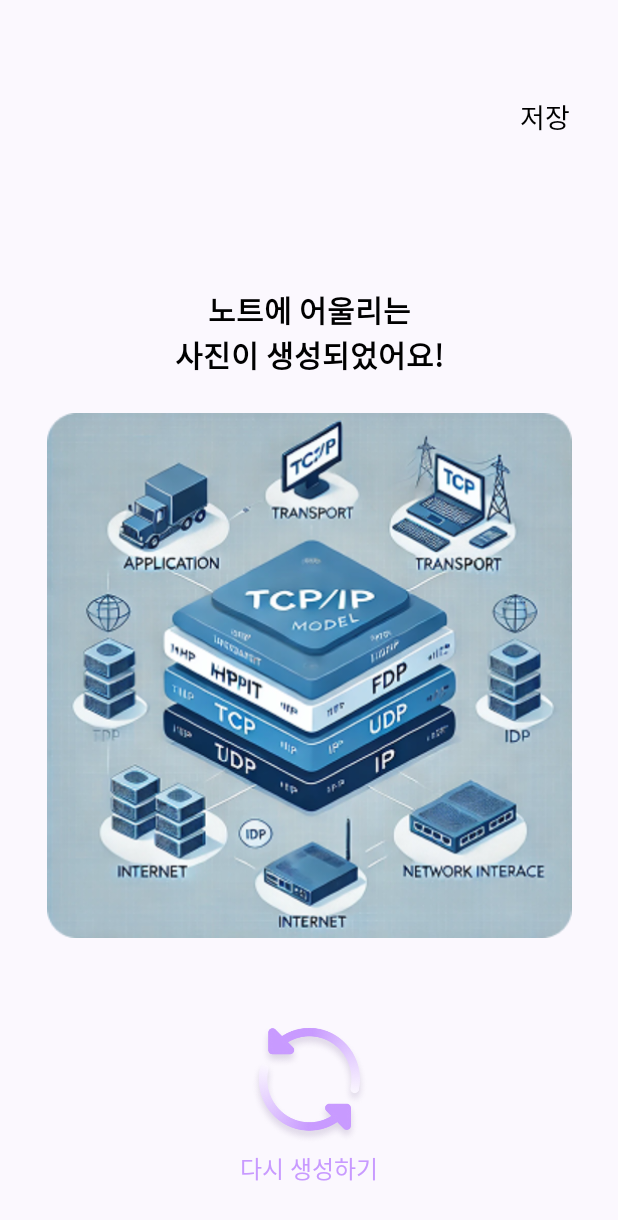
After one commit to O-GAMJA/Tokkit_Frontend, an Android app: the GeneratedResultActivity screen opened directly, with no data from a screen before it, on a phone screen of 412 x 824 dp. The commit adds this screen. Shown: the top 1220 px of the screen. Run offline under Robolectric (Android 15) with nearby library versions, the phone set to English and light mode, and no system bars.

Commit message:
:sparkles: [#4] 이미지 생성 화면 구현 (+ 로딩 화면(로티), 생성 결과 화면 만들었음.)

```diff
--- /dev/null
+++ b/app/src/main/java/com/example/tokkit/GeneratedResultActivity.kt
@@ -0,0 +1,44 @@
+package com.example.tokkit
+
+import android.content.Intent
+import android.graphics.Bitmap
+import android.graphics.drawable.BitmapDrawable
+import android.os.Bundle
+import androidx.appcompat.app.AppCompatActivity
+import com.example.tokkit.databinding.ActivityGeneratedResultBinding
+import java.io.ByteArrayOutputStream
+
+class GeneratedResultActivity : AppCompatActivity() {
+
+    private lateinit var binding : ActivityGeneratedResultBinding
+
+    override fun onCreate(savedInstanceState: Bundle?) {
+        super.onCreate(savedInstanceState)
+        binding = ActivityGeneratedResultBinding.inflate(layoutInflater)
+        setContentView(binding.root)
+
+        binding.saveText.setOnClickListener {
+            // ImageView에서 Bitmap 추출
+            val drawable = binding.generatedImage.drawable
+            val bitmap = (drawable as BitmapDrawable).bitmap
+
+            // Bitmap을 byte array로 변환
+            val stream = ByteArrayOutputStream()
+            bitmap.compress(Bitmap.CompressFormat.PNG, 100, stream)
+            val byteArray = stream.toByteArray()
+
+            // Intent로 전달
+            val intent = Intent(this, NoteDetailsActivity::class.java)
+            intent.putExtra("generatedImage", byteArray)
+            startActivity(intent)
+            finish()
+        }
+
+
+        binding.regenerateButton.setOnClickListener{
+            val intent = Intent(this, LoadingActivity::class.java)
+            startActivity(intent)
+            finish()
+        }
+    }
+}
--- /dev/null
+++ b/app/src/main/res/layout/activity_generated_result.xml
@@ -0,0 +1,79 @@
+<?xml version="1.0" encoding="utf-8"?>
+<androidx.constraintlayout.widget.ConstraintLayout xmlns:android="http://schemas.android.com/apk/res/android"
+    xmlns:app="http://schemas.android.com/apk/res-auto"
+    xmlns:lottie="http://schemas.android.com/apk/res-auto"
+    android:layout_width="match_parent"
+    android:layout_height="match_parent"
+    android:background="@color/background">
+
+    <!-- 저장 텍스트 (오른쪽 상단) -->
+    <TextView
+        android:id="@+id/saveText"
+        android:layout_width="wrap_content"
+        android:layout_height="wrap_content"
+        android:text="저장"
+        android:textSize="18sp"
+        android:textColor="#000000"
+        android:layout_marginTop="64dp"
+        android:layout_marginEnd="32dp"
+        app:layout_constraintTop_toTopOf="parent"
+        app:layout_constraintEnd_toEndOf="parent" />
+
+    <!-- 안내 텍스트 -->
+    <TextView
+        android:id="@+id/completeText"
+        android:layout_width="wrap_content"
+        android:layout_height="wrap_content"
+        android:text="노트에 어울리는\n사진이 생성되었어요!"
+        android:textStyle="bold"
+        android:textSize="20sp"
+        android:textColor="#000000"
+        android:textAlignment="center"
+        android:gravity="center"
+        app:layout_constraintTop_toBottomOf="@id/saveText"
+        app:layout_constraintStart_toStartOf="parent"
+        app:layout_constraintEnd_toEndOf="parent"
+        android:layout_marginTop="100dp" />
+
+    <!-- 이미지 미리보기 -->
+    <ImageView
+        android:id="@+id/generatedImage"
+        android:layout_width="350dp"
+        android:layout_height="350dp"
+        android:layout_marginTop="24dp"
+        android:scaleType="centerCrop"
+        android:src="@drawable/ic_tcp_ip"
+        android:background="@drawable/rounded_search_bg"
+        app:layout_constraintTop_toBottomOf="@id/completeText"
+        app:layout_constraintStart_toStartOf="parent"
+        app:layout_constraintEnd_toEndOf="parent" />
+
+    <!-- 다시 생성하기 버튼 -->
+    <LinearLayout
+        android:id="@+id/regenerateButton"
+        android:layout_width="wrap_content"
+        android:layout_height="wrap_content"
+        android:orientation="vertical"
+        android:gravity="center"
+        android:layout_marginTop="24dp"
+        app:layout_constraintTop_toBottomOf="@id/generatedImage"
+        app:layout_constraintBottom_toBottomOf="parent"
+        app:layout_constraintStart_toStartOf="parent"
+        app:layout_constraintEnd_toEndOf="parent">
+
+        <ImageView
+            android:layout_width="80dp"
+            android:layout_height="80dp"
+            android:src="@drawable/refresh"
+            />
+
+        <TextView
+            android:layout_width="wrap_content"
+            android:layout_height="wrap_content"
+            android:text="다시 생성하기"
+            android:textSize="16sp"
+            android:textColor="@color/main"
+            android:layout_marginTop="4dp" />
+    </LinearLayout>
+
+</androidx.constraintlayout.widget.ConstraintLayout>
```
Also changed, not shown: app/src/main/AndroidManifest.xml (+36 -5 lines), app/src/main/java/com/example/tokkit/LoadingActivity.kt (added, +23 -0 lines), app/src/main/java/com/example/tokkit/NoteDetailsActivity.kt (+33 -1 lines), app/src/main/res/layout/activity_loading.xml (added, +52 -0 lines), app/src/main/res/layout/activity_note_details.xml (+8 -6 lines), app/src/main/res/raw/loading_anim.json (added, +1 -0 lines), app/src/main/res/drawable/refresh.png (added).
